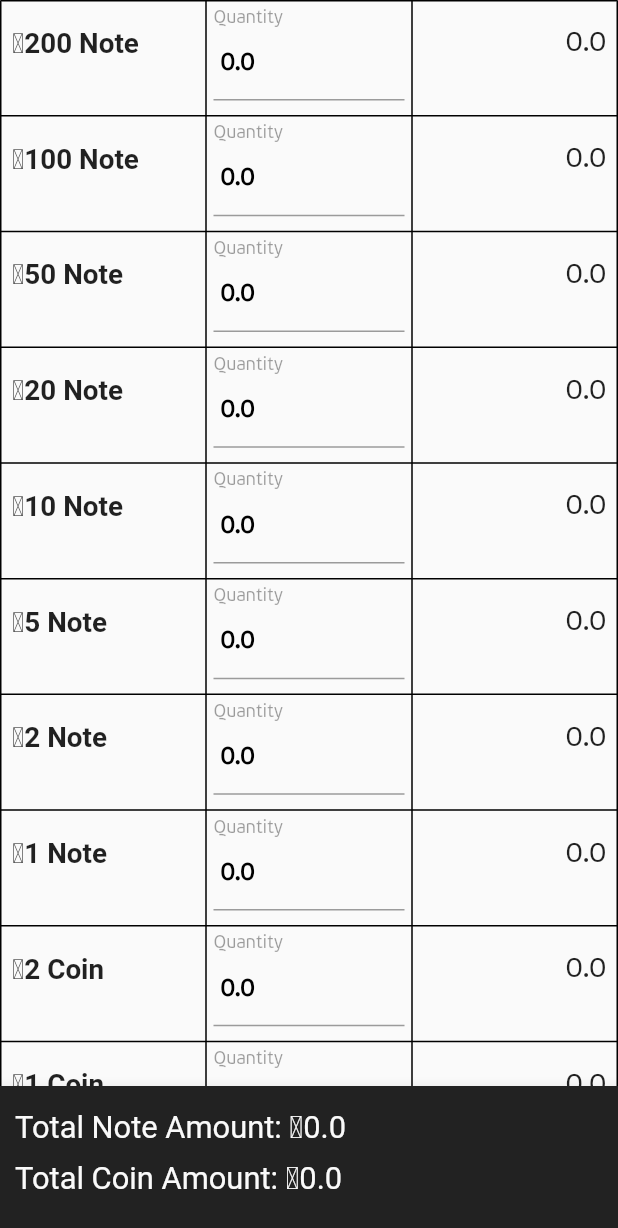
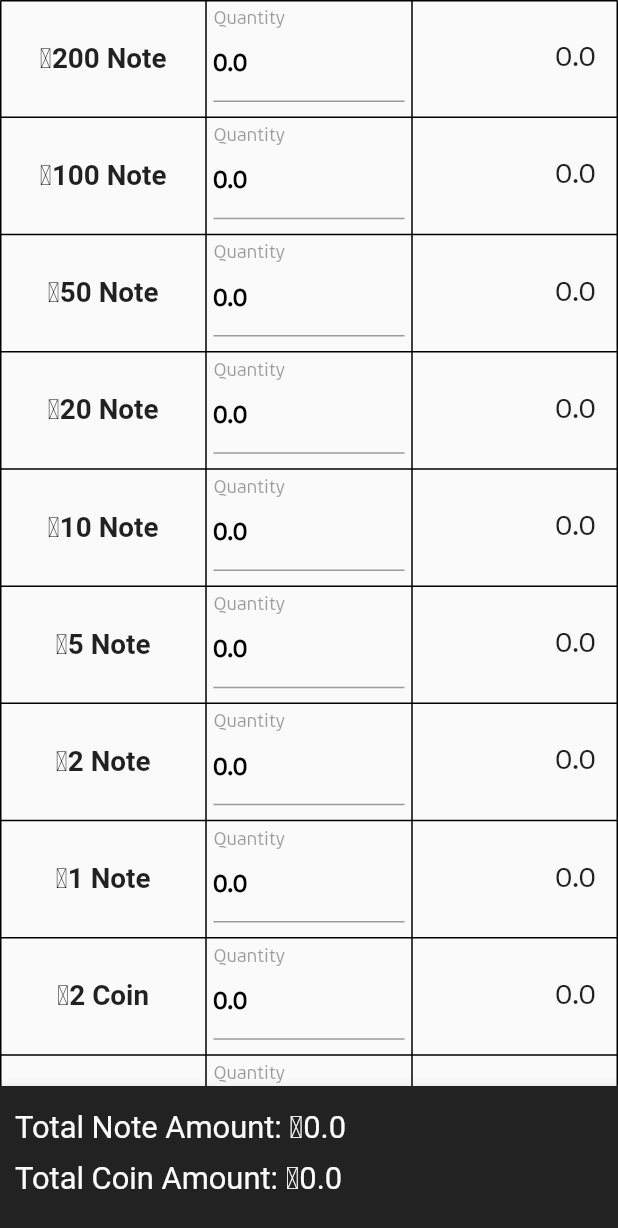
Before and after one commit to Mr-Ashitey/qg_stock_take_app, a Flutter app: the CashCount screen opened directly, on a phone screen of 412 x 824 dp. Shown: the top 1228 px of the screen. Run offline on Flutter 3.47's test engine with Material 2 defaults, Android fonts, the phone set to English and light mode, and no system bars; our stand-ins replace flutter_speed_dial, sqflite; accounts and stored records are empty.

Commit message:
fix UI issues and redundant use of properties & widgets

```diff
--- a/lib/screens/stock_take_details/cash/cash_count.dart
+++ b/lib/screens/stock_take_details/cash/cash_count.dart
@@ -12,6 +12,7 @@ class CashCount extends StatelessWidget {
         child: Column(
           children: [
             Table(
+              defaultVerticalAlignment: TableCellVerticalAlignment.middle,
               border: TableBorder.all(),
               children: [
                 TableRow(children: [
@@ -104,18 +105,19 @@ class CashCount extends StatelessWidget {
   Padding getFieldText() {
     return Padding(
       padding: const EdgeInsets.all(5.0),
-      child: Column(crossAxisAlignment: CrossAxisAlignment.start, children: [
-        const Text(
+      child: Column(
+        crossAxisAlignment: crossStart,
+        children: [
+          Text(
             'Quantity',
             style: TextStyle(
-            fontSize: 12,
+              fontSize: getProportionateScreenHeight(12),
               color: Colors.black38,
             ),
           ),
           TextField(
             keyboardType: TextInputType.number,
             decoration: InputDecoration(
-            contentPadding: const EdgeInsets.all(5),
               hintText: '0.0',
               hintStyle: TextStyle(
                 color: Colors.black,
@@ -125,55 +127,35 @@ class CashCount extends StatelessWidget {
               border: const UnderlineInputBorder(),
             ),
           ),
-        SizedBox(
-          height: getProportionateScreenHeight(5),
-        )
-      ]),
+          SizedBox(height: getProportionateScreenHeight(5))
+        ],
+      ),
     );
   }
 
-  Padding getNumFieldText(String value) {
-    return Padding(
-      padding: const EdgeInsets.all(8.0),
-      child: Column(
-        crossAxisAlignment: crossStart,
-        children: [
-          SizedBox(
-            height: getProportionateScreenHeight(10),
-          ),
-          Text(
+  Text getNumFieldText(String value) {
+    return Text(
       "₵$value",
-            textAlign: TextAlign.start,
+      textAlign: TextAlign.center,
       style: TextStyle(
         fontWeight: FontWeight.bold,
         fontSize: getProportionateScreenHeight(18),
         fontFamily: '', // to make the currency symbol show
-            ),
-          ),
-        ],
       ),
     );
   }
 
   Padding getQuantityTotal(double total) {
     return Padding(
-      padding: const EdgeInsets.all(8.0),
-      child: Column(
-        crossAxisAlignment: crossEnd,
-        children: [
-          SizedBox(
-            height: getProportionateScreenHeight(10),
-          ),
-          Text(
+      padding: const EdgeInsets.only(right: 15.0),
+      child: Text(
         '$total',
-            textAlign: TextAlign.start,
+        textAlign: TextAlign.end,
         style: TextStyle(
           fontWeight: FontWeight.w500,
           fontSize: getProportionateScreenHeight(18),
         ),
       ),
-        ],
-      ),
     );
   }
 }
```
Lines whose indentation alone changed are shown as unchanged.
